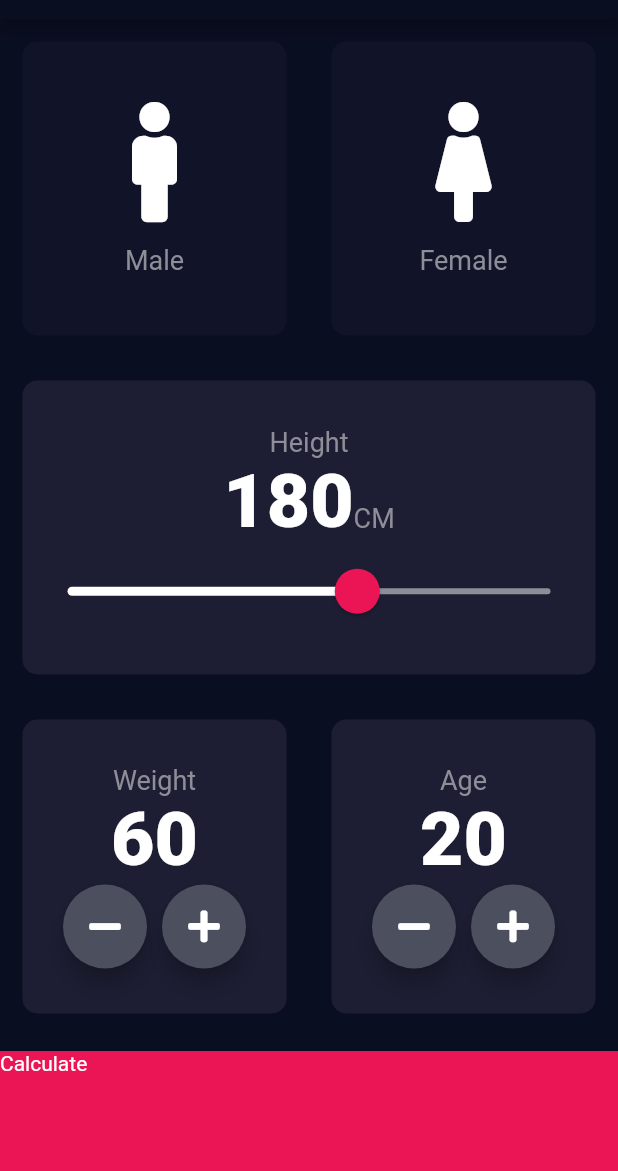
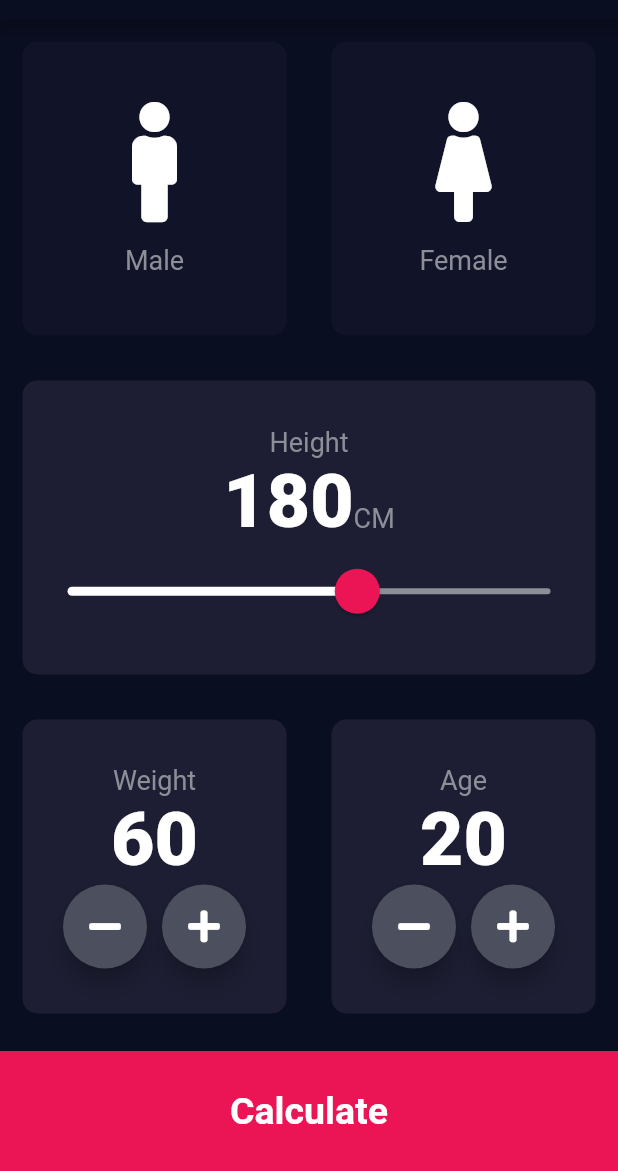
Before and after one commit to Mosquito1123/GetMyBMI, a Flutter app: the screen it shows after launch, on a phone screen of 412 x 824 dp, the part 65-1236 px from its top. Run offline on Flutter 3.47's test engine with Material 2 defaults, Android fonts, the phone set to English and light mode, and no system bars; our stand-ins replace font_awesome_flutter.

Commit message:
Format "calculate" text

```diff
--- a/lib/consts.dart
+++ b/lib/consts.dart
@@ -9,3 +9,5 @@ const kNumberTextStyle = TextStyle(
   fontSize: 50.0,
   fontWeight: FontWeight.w900,
 );
+const kLargeButtonTextStyle =
+    TextStyle(fontSize: 25.0, fontWeight: FontWeight.bold);
--- a/lib/input_page.dart
+++ b/lib/input_page.dart
@@ -197,7 +197,8 @@ class _InputPageState extends State<InputPage> {
                     MaterialPageRoute(builder: (context) => ResultsPage()));
               },
               child: Container(
-                child: Text('Calculate'),
+                child: Center(
+                    child: Text('Calculate', style: kLargeButtonTextStyle)),
                 color: kBottomCardColour,
                 margin: EdgeInsets.only(top: 10.0),
                 width: double.infinity,
```
